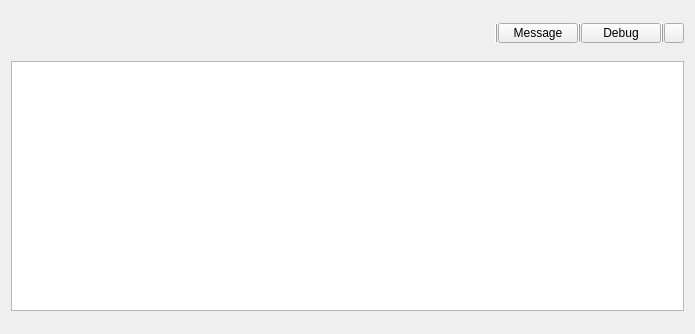
This is messagebox.ui in Seule-Seule/GraduationProjectImageSimilarity as Qt 5 draws it before an edit. The edited form follows.
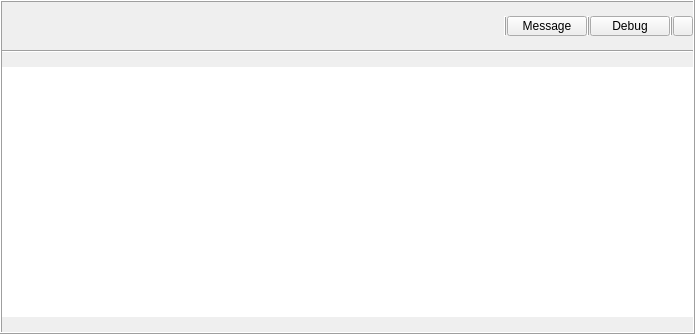
This is the edited form. The open tabs and pages were chosen to show the change.

Diff of the .ui file:
```diff
--- a/messagebox.ui
+++ b/messagebox.ui
@@ -13,9 +13,48 @@
   <property name="windowTitle">
    <string>Form</string>
   </property>
+  <layout class="QVBoxLayout" name="verticalLayout_5">
+   <property name="spacing">
+    <number>0</number>
+   </property>
+   <property name="leftMargin">
+    <number>0</number>
+   </property>
+   <property name="topMargin">
+    <number>0</number>
+   </property>
+   <property name="rightMargin">
+    <number>0</number>
+   </property>
+   <property name="bottomMargin">
+    <number>0</number>
+   </property>
+   <item>
+    <widget class="QFrame" name="frame">
+     <property name="frameShape">
+      <enum>QFrame::Box</enum>
+     </property>
+     <property name="frameShadow">
+      <enum>QFrame::Raised</enum>
+     </property>
   <layout class="QVBoxLayout" name="verticalLayout">
+      <property name="spacing">
+       <number>0</number>
+      </property>
+      <property name="leftMargin">
+       <number>0</number>
+      </property>
+      <property name="topMargin">
+       <number>0</number>
+      </property>
+      <property name="rightMargin">
+       <number>0</number>
+      </property>
+      <property name="bottomMargin">
+       <number>0</number>
+      </property>
    <item>
-    <widget class="QWidget" name="widget" native="true">
+       <widget class="QWidget" name="widget_button" native="true">
      <property name="minimumSize">
       <size>
        <width>20</width>
@@ -110,6 +149,9 @@
       </item>
       <item>
        <widget class="QPushButton" name="btn_msg_message">
+           <property name="styleSheet">
+            <string notr="true"/>
+           </property>
         <property name="text">
          <string>Message</string>
         </property>
@@ -139,6 +181,19 @@
        </spacer>
       </item>
      </layout>
+        <zorder>btn_message_status</zorder>
+        <zorder>line_2</zorder>
+        <zorder>line_3</zorder>
+        <zorder>line_4</zorder>
+        <zorder>btn_msg_message</zorder>
+        <zorder>btn_msg_debug</zorder>
+       </widget>
+      </item>
+      <item>
+       <widget class="Line" name="line">
+        <property name="orientation">
+         <enum>Qt::Horizontal</enum>
+        </property>
     </widget>
    </item>
    <item>
@@ -188,9 +243,15 @@
       </property>
       <item>
        <widget class="QStackedWidget" name="stackedWidget">
+           <property name="frameShadow">
+            <enum>QFrame::Sunken</enum>
+           </property>
         <property name="lineWidth">
          <number>0</number>
         </property>
+           <property name="currentIndex">
+            <number>1</number>
+           </property>
         <widget class="QWidget" name="page_msg_debug">
          <layout class="QVBoxLayout" name="verticalLayout_3">
           <property name="spacing">
@@ -209,7 +270,11 @@
            <number>0</number>
           </property>
           <item>
-           <widget class="QListView" name="listView_debug"/>
+              <widget class="QListView" name="listView_debug">
+               <property name="frameShape">
+                <enum>QFrame::NoFrame</enum>
+               </property>
+              </widget>
           </item>
          </layout>
         </widget>
@@ -231,10 +296,17 @@
            <number>0</number>
           </property>
           <item>
-           <widget class="QListView" name="listView_message"/>
+              <widget class="QListView" name="listView_message">
+               <property name="frameShape">
+                <enum>QFrame::NoFrame</enum>
+               </property>
+              </widget>
           </item>
          </layout>
         </widget>
+          </widget>
+         </item>
+        </layout>
        </widget>
       </item>
      </layout>
```
Lines whose indentation alone changed are shown as unchanged.
